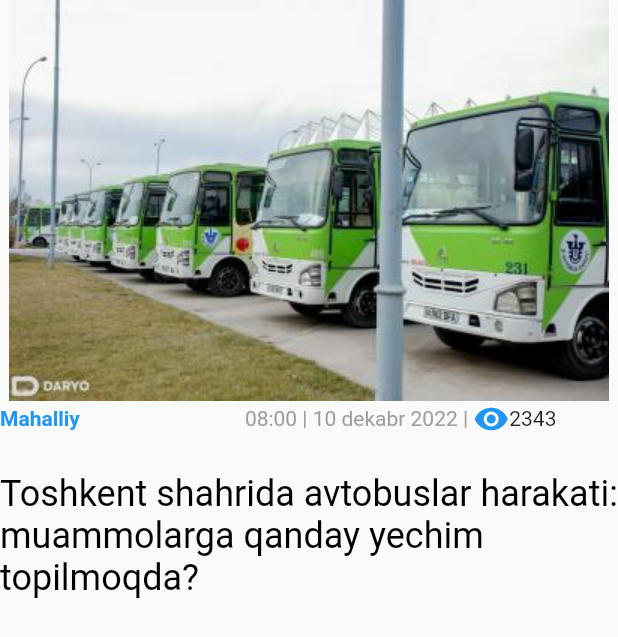
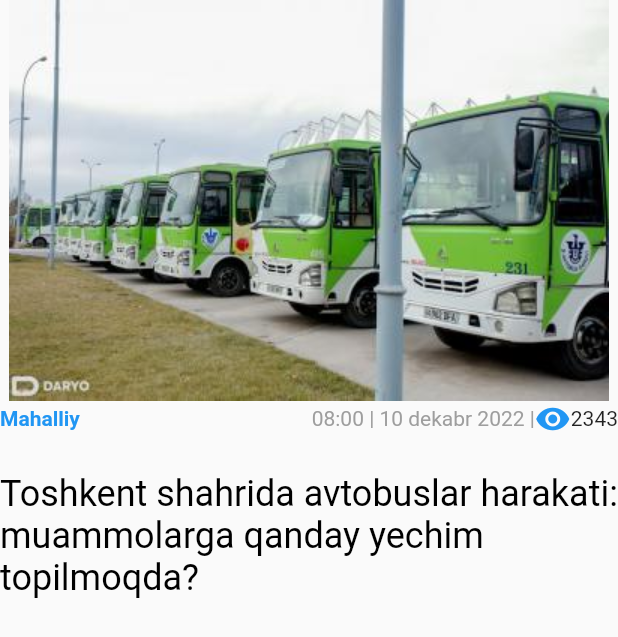
Before and after one commit to SanjarbekFayzullayev/Daryo-Uz-Clone-, a Flutter app: the screen it shows after launch, after a tap on "Mahalliy", on a phone screen of 412 x 824 dp. Shown: the top 637 px of the screen. Run offline on Flutter 3.47's test engine with Material 2 defaults, Android fonts, the phone set to English and light mode, and no system bars; our stand-ins replace easy_localization.

Commit message:
Divider uloade3

```diff
--- a/lib/Detals_page.dart
+++ b/lib/Detals_page.dart
@@ -16,26 +16,31 @@ class DetalsPage extends StatefulWidget {
 class _DetalsPageState extends State<DetalsPage> {
   @override
   Widget build(BuildContext context) {
+    MediaQueryData mediaQueryData=MediaQuery.of(context);
+    var size=mediaQueryData.size;
     return Scaffold(
       body: Column(
         children: [
           Image.asset(widget.moduls.imgUrl), //Image Asset
           Row(
+            mainAxisAlignment: MainAxisAlignment.spaceBetween,
             children: [
               Text(
                 widget.moduls.widgetTuype,
                 style: const TextStyle(
                     fontWeight: FontWeight.bold, color: Colors.blue),
               ),
-              const SizedBox(
-                width: 110,
-              ),
-              Text(
-                widget.moduls.cloc + " | 10 dekabr 2022 | ",
-                style: const TextStyle(color: Colors.grey),
-              ),
-              const Icon(Icons.visibility, color: Colors.blue),
-              Text(widget.moduls.viewNumbers),
+             Row(
+               children: [
+                 Text(
+                   widget.moduls.cloc + " | 10 dekabr 2022 |",
+                   style: const TextStyle(color: Colors.grey),
+                 ),
+                 const Icon(Icons.visibility, color: Colors.blue),
+                 Text(widget.moduls.viewNumbers),
+               ],
+             ),
+
 
             ],
           ),
--- a/lib/main.dart
+++ b/lib/main.dart
@@ -8,13 +8,13 @@ void main() async {
   await EasyLocalization.ensureInitialized();
 
   runApp(EasyLocalization(
-    child: MyApp(),
     supportedLocales: const [
       Locale('uz', 'UZ'),
       Locale('ru', 'RU'),
     ],
     saveLocale: true,
     path: "assets/lang",
+    child: MyApp(),
   ));
 }
 
--- a/lib/main_menyu.dart
+++ b/lib/main_menyu.dart
@@ -14,6 +14,7 @@ class MainMenyu extends StatefulWidget {
 class _MainMenyuState extends State<MainMenyu> {
   @override
   Widget build(BuildContext context) {
+    var color= Colors.white;
     return DefaultTabController(
       length: 3,
       child: Scaffold(
@@ -113,6 +114,7 @@ class _MainMenyuState extends State<MainMenyu> {
 }
 
 Widget MyDrawer(BuildContext context) {
+
   return Drawer(
     child: ListView(
       padding: EdgeInsets.zero,
@@ -133,6 +135,7 @@ Widget MyDrawer(BuildContext context) {
                         color: Colors.white),
                   ),
                   const SizedBox(width: 12),
+
                   ElevatedButton(
                     style: ElevatedButton.styleFrom(
                         backgroundColor: Colors.white,
@@ -214,6 +217,7 @@ const Divider(thickness: 1,color: Colors.white,),
                       style: TextStyle(color: Colors.white),
                     ),
                   ]),
+
             ],
           ),
         ),
@@ -332,23 +336,26 @@ Widget MyAppMain(BuildContext context, Moduls moduls) {
         child: Column(
           children: [
             Row(
-              mainAxisSize: MainAxisSize.min,
-              mainAxisAlignment: MainAxisAlignment.start,
+             mainAxisAlignment: MainAxisAlignment.spaceBetween,
               children: [
                 Text(
                   moduls.widgetTuype,
                   style: const TextStyle(
                       fontWeight: FontWeight.bold, color: Colors.blue),
                 ),
-                const SizedBox(
-                  width: 110,
+                Row(
+                  children: [
+
+                    Text(
+                      "${moduls.cloc} | 10 dekabr 2022 | ",
+                      style: const TextStyle(color: Colors.grey),
+                    ),
+                    const Icon(Icons.visibility, color: Colors.blue),
+                    Text(moduls.viewNumbers),
+                  ],
                 ),
-                Text(
-                  "${moduls.cloc} | 10 dekabr 2022 | ",
-                  style: const TextStyle(color: Colors.grey),
-                ),
-                const Icon(Icons.visibility, color: Colors.blue),
-                Text(moduls.viewNumbers)
+
+
               ],
             ),
             Row(
@@ -366,8 +373,8 @@ Widget MyAppMain(BuildContext context, Moduls moduls) {
                   width: 10,
                 ),
                 SizedBox(
-                  width: 270,
-                  height: 130,
+                  width: MediaQuery.of(context).size.width*0.55,
+                  height: MediaQuery.of(context).size.width*0.40,
                   child: Text(
                     moduls.anonsTitle,
                     style: const TextStyle(color: Colors.black, fontSize: 16),
```
